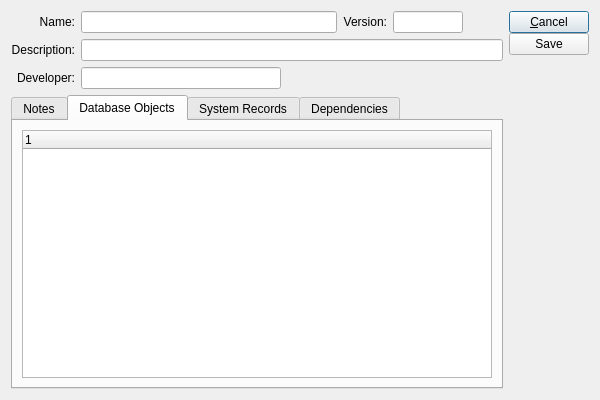
First picture: the form in xtuple/trunk/guiclient/package.ui, repository WooodHead/xtuple, before the edit.
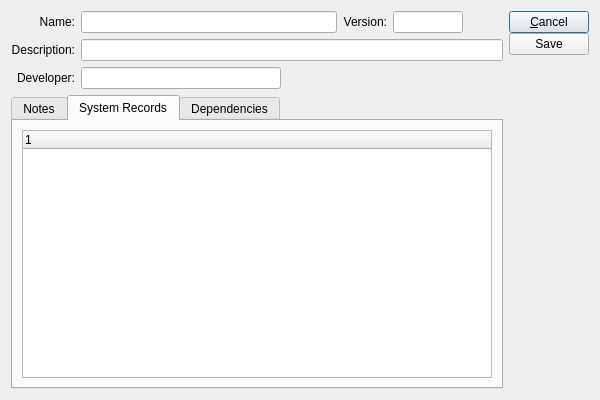
Second picture: the form after the edit. The open tabs and pages were chosen to show the change. Custom widgets are drawn as their Qt base class.

```diff
--- a/xtuple/trunk/guiclient/package.ui
+++ b/xtuple/trunk/guiclient/package.ui
@@ -169,16 +169,6 @@
        </item>
       </layout>
      </widget>
-     <widget class="QWidget" name="_tabObjects" >
-      <attribute name="title" >
-       <string>Database Objects</string>
-      </attribute>
-      <layout class="QGridLayout" >
-       <item row="0" column="0" >
-        <widget class="XTreeWidget" name="_obj" />
-       </item>
-      </layout>
-     </widget>
      <widget class="QWidget" name="_tabRecords" >
       <attribute name="title" >
        <string>System Records</string>
```
Left out of the diff: 2 changed lines with no effect on the pictures.
